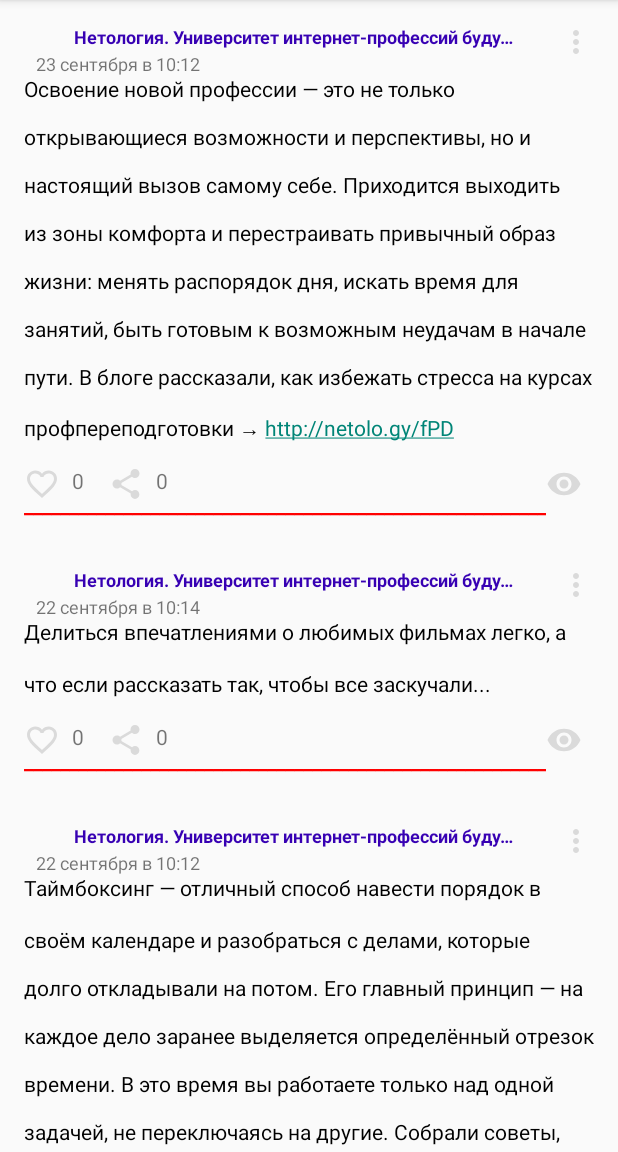
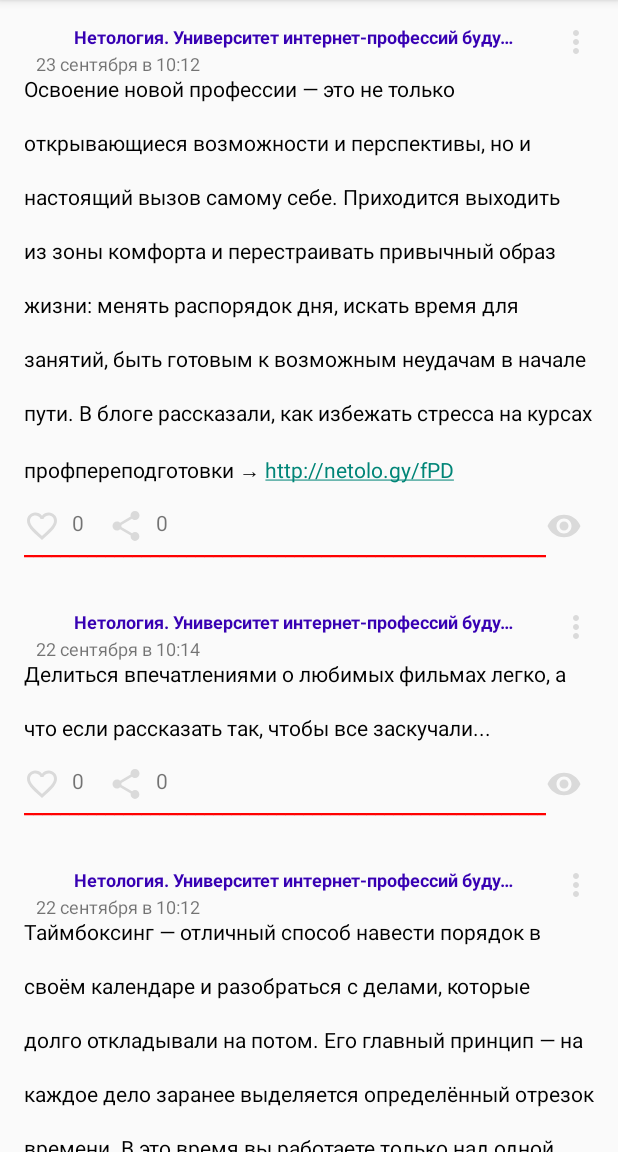
Before and after one commit to nicys/NMedia-, an Android app: the screen it shows after launch (MainActivity), on a phone screen of 412 x 824 dp, the part 84-1236 px from its top. Run offline under Robolectric (Android 15) with nearby library versions, the phone set to English and light mode, and no system bars.

Commit message:
Changed android:lineSpacingMultiplier="2" on android:lineSpacingExtra="20dp"

```diff
--- a/app/src/main/res/layout/card_post.xml
+++ b/app/src/main/res/layout/card_post.xml
@@ -67,7 +67,7 @@
         android:layout_height="wrap_content"
         android:layout_marginTop="16dp"
         android:autoLink="web"
-        android:lineSpacingMultiplier="2"
+        android:lineSpacingExtra="20dp"
         android:linksClickable="true"
         android:textColor="@color/black"
         app:layout_constraintStart_toStartOf="parent"
```
